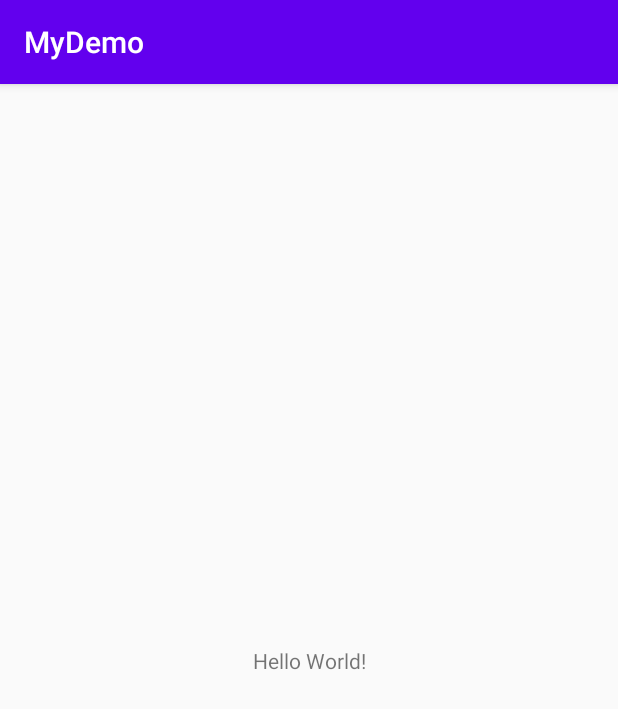
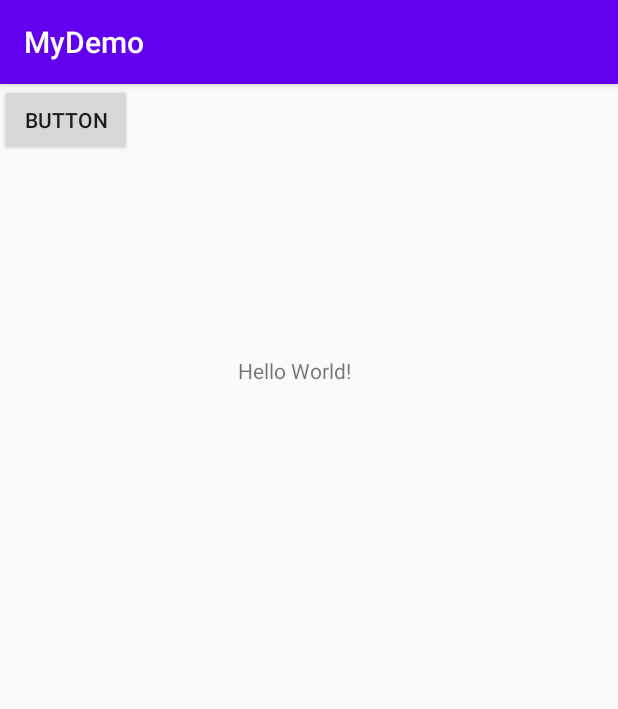
Before and after one commit to ahkam-9408/demo2, an Android app: the screen it shows after launch (MainActivity), on a phone screen of 412 x 824 dp. Shown: the top 709 px of the screen. Run offline under Robolectric (Android 15) with nearby library versions, the phone set to English and light mode, and no system bars.

Commit message:
Initail Demo2

```diff
--- a/app/src/main/res/layout/activity_main.xml
+++ b/app/src/main/res/layout/activity_main.xml
@@ -11,8 +11,18 @@
         android:layout_height="wrap_content"
         android:text="Hello World!"
         app:layout_constraintBottom_toBottomOf="parent"
+        app:layout_constraintHorizontal_bias="0.471"
         app:layout_constraintLeft_toLeftOf="parent"
         app:layout_constraintRight_toRightOf="parent"
-        app:layout_constraintTop_toTopOf="parent" />
+        app:layout_constraintTop_toTopOf="parent"
+        app:layout_constraintVertical_bias="0.242" />
+
+    <Button
+        android:id="@+id/button"
+        android:layout_width="wrap_content"
+        android:layout_height="wrap_content"
+        android:text="Button"
+        tools:layout_editor_absoluteX="156dp"
+        tools:layout_editor_absoluteY="412dp" />
 
 </androidx.constraintlayout.widget.ConstraintLayout>
```
